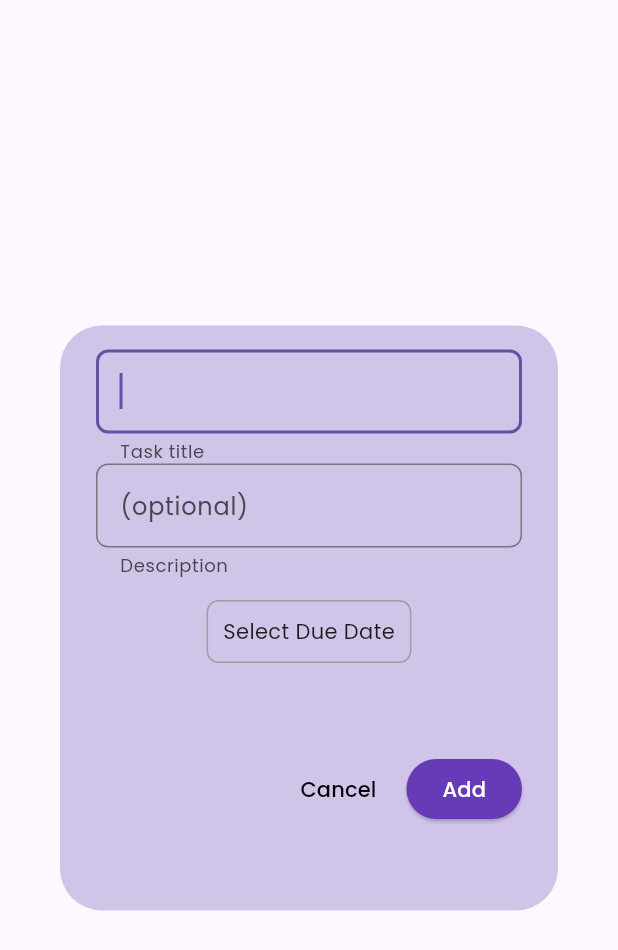
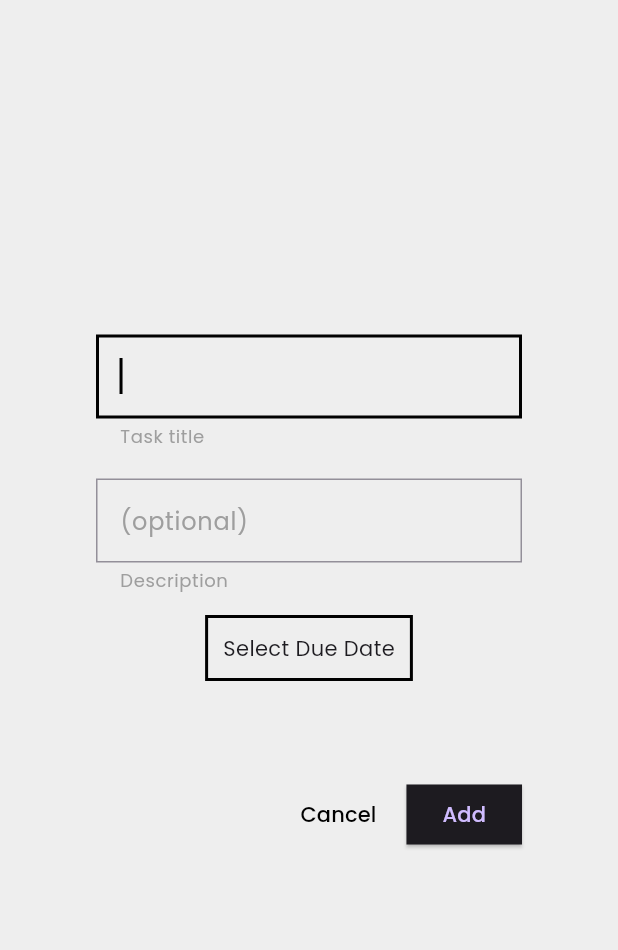
Before and after one commit to prajwalx7/todo_list, a Flutter app: the DialogBox widget shown alone on an empty page, opened directly with empty values, on a phone screen of 412 x 824 dp. Shown: the top 950 px of the screen. Run offline on Flutter 3.47's test engine with Material 3 defaults, Android fonts, the phone set to English and light mode, and no system bars; our stand-ins replace flutter_slidable, google_fonts, lottie.

Commit message:
new add box

```diff
--- a/lib/widgets/dialog_box.dart
+++ b/lib/widgets/dialog_box.dart
@@ -42,9 +42,10 @@ class _DialogBoxState extends State<DialogBox> {
     final buttonText = isEditing ? 'Save' : 'Add';
 
     return AlertDialog(
-      backgroundColor: Colors.deepPurple.shade100,
+      shape: const RoundedRectangleBorder(borderRadius: BorderRadius.zero),
+      backgroundColor: Theme.of(context).scaffoldBackgroundColor,
       content: SizedBox(
-        height: 350,
+        height: 370,
         width: 400,
         child: Form(
           key: formKey,
@@ -59,21 +60,39 @@ class _DialogBoxState extends State<DialogBox> {
                 },
                 focusNode: _focusNode,
                 controller: _taskController,
-                decoration: InputDecoration(
+                cursorColor: Colors.black,
+                decoration: const InputDecoration(
                   helperText: "Task title",
-                  focusColor: Colors.black,
+                  helperStyle: TextStyle(color: Colors.grey),
+                  errorStyle: TextStyle(color: Colors.red),
                   border: OutlineInputBorder(
-                    borderRadius: BorderRadius.circular(8),
+                    borderRadius: BorderRadius.zero,
+                    borderSide: BorderSide(color: Colors.black, width: 2),
+                  ),
+                  focusedBorder: OutlineInputBorder(
+                    borderRadius: BorderRadius.zero,
+                    borderSide: BorderSide(color: Colors.black, width: 2),
                   ),
                 ),
               ),
+              const SizedBox(
+                height: 20,
+              ),
               TextField(
+                cursorColor: Colors.black,
                 controller: _descriptionController,
-                decoration: InputDecoration(
+                decoration: const InputDecoration(
                   hintText: "(optional)",
+                  hintStyle: TextStyle(color: Colors.grey),
                   helperText: "Description",
+                  helperStyle: TextStyle(color: Colors.grey),
                   border: OutlineInputBorder(
-                    borderRadius: BorderRadius.circular(8),
+                    borderRadius: BorderRadius.zero,
+                    borderSide: BorderSide(color: Colors.black),
+                  ),
+                  focusedBorder: OutlineInputBorder(
+                    borderRadius: BorderRadius.zero,
+                    borderSide: BorderSide(color: Colors.black, width: 2),
                   ),
                 ),
               ),
@@ -96,8 +115,8 @@ class _DialogBoxState extends State<DialogBox> {
                 child: Container(
                   padding: const EdgeInsets.all(10),
                   decoration: BoxDecoration(
-                    borderRadius: BorderRadius.circular(8),
-                    border: Border.all(color: Colors.grey, width: 1),
+                    borderRadius: BorderRadius.zero,
+                    border: Border.all(width: 2),
                   ),
                   child: Text(
                     selectedDueDate != null
@@ -106,7 +125,7 @@ class _DialogBoxState extends State<DialogBox> {
                   ),
                 ),
               ),
-              const SizedBox(height: 60),
+              const SizedBox(height: 65),
               Row(
                 mainAxisAlignment: MainAxisAlignment.end,
                 children: [
@@ -114,11 +133,15 @@ class _DialogBoxState extends State<DialogBox> {
                     onPressed: () {
                       Navigator.of(context).pop();
                     },
-                    child: const Text('Cancel',
-                        style: TextStyle(color: Colors.black)),
+                    child: const Text(
+                      'Cancel',
+                      style: TextStyle(color: Colors.black),
+                    ),
                   ),
                   const SizedBox(width: 8),
-                  ElevatedButton(
+                  Container(
+                    decoration: const BoxDecoration(),
+                    child: ElevatedButton(
                       onPressed: () {
                         if (formKey.currentState!.validate()) {
                           String newTask = _taskController.text;
@@ -129,11 +152,13 @@ class _DialogBoxState extends State<DialogBox> {
                         }
                       },
                       style: ElevatedButton.styleFrom(
-                      backgroundColor: Colors.deepPurple,
+                        shape: const RoundedRectangleBorder(
+                          borderRadius: BorderRadius.zero,
+                        ),
                       ),
                       child: Text(
                         buttonText,
-                      style: const TextStyle(color: Colors.white),
+                      ),
                     ),
                   ),
                 ],
--- a/lib/widgets/tips.dart
+++ b/lib/widgets/tips.dart
@@ -10,6 +10,7 @@ class Tips extends StatelessWidget {
   @override
   Widget build(BuildContext context) {
     return AlertDialog(
+      backgroundColor: Theme.of(context).scaffoldBackgroundColor,
       title: const Text(
         'Instructions',
         style: TextStyle(
```
Also changed, not shown: lib/main.dart (+5 -2 lines), lib/pages/home_page.dart (+6 -11 lines), lib/pages/settings_page.dart (deleted, +0 -17 lines). Lines whose indentation alone changed are shown as unchanged.
